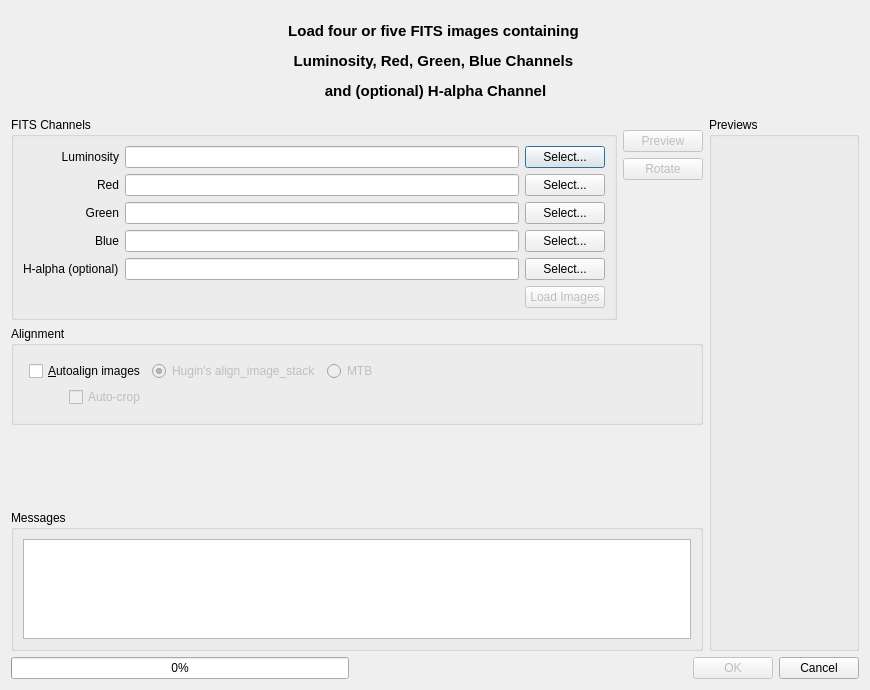
Before: the Qt Designer form src/UI/FitsImporter.ui in LuminanceHDR/LuminanceHDR, drawn with Qt 5.
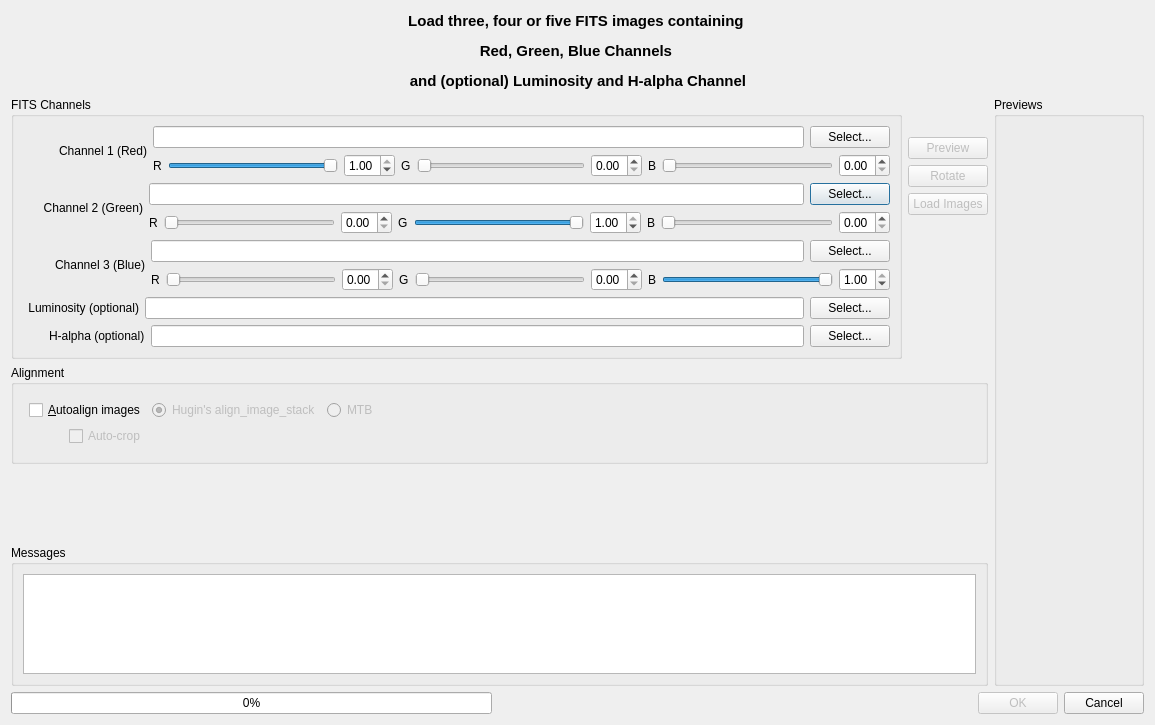
After: the same form once the commit is applied. Icons and pictures are not drawn.

Commit message: [FITS]: Mix channels

What changed in the file:
```diff
--- a/src/UI/FitsImporter.ui
+++ b/src/UI/FitsImporter.ui
@@ -6,8 +6,8 @@
    <rect>
     <x>0</x>
     <y>0</y>
-    <width>870</width>
-    <height>690</height>
+    <width>1155</width>
+    <height>725</height>
    </rect>
   </property>
   <property name="sizePolicy">
@@ -31,10 +31,8 @@
   <property name="windowTitle">
    <string>FITS Importer</string>
   </property>
-  <layout class="QGridLayout" name="gridLayout_5">
+  <layout class="QGridLayout" name="gridLayout_6">
    <item row="0" column="0">
-    <layout class="QVBoxLayout" name="verticalLayout_4">
-     <item>
       <layout class="QHBoxLayout" name="horizontalLayout_6">
        <item>
         <widget class="QLabel" name="label_6">
@@ -46,14 +44,14 @@
          </property>
          <property name="minimumSize">
           <size>
-           <width>100</width>
-           <height>100</height>
+         <width>80</width>
+         <height>80</height>
           </size>
          </property>
          <property name="maximumSize">
           <size>
-           <width>100</width>
-           <height>100</height>
+         <width>80</width>
+         <height>80</height>
           </size>
          </property>
          <property name="text">
@@ -83,7 +81,7 @@
        <item>
         <widget class="QLabel" name="label_4">
          <property name="text">
-          <string>&lt;html&gt;&lt;head/&gt;&lt;body&gt;&lt;p align=&quot;center&quot;&gt;&lt;span style=&quot; font-size:11pt; font-weight:600;&quot;&gt;Load four or five FITS images containing &lt;/span&gt;&lt;/p&gt;&lt;p align=&quot;center&quot;&gt;&lt;span style=&quot; font-size:11pt; font-weight:600;&quot;&gt;Luminosity, Red, Green, Blue Channels &lt;/span&gt;&lt;/p&gt;&lt;p align=&quot;center&quot;&gt;&lt;span style=&quot; font-size:11pt; font-weight:600;&quot;&gt;and (optional) H-alpha Channel&lt;/span&gt;&lt;/p&gt;&lt;/body&gt;&lt;/html&gt;</string>
+        <string>&lt;html&gt;&lt;head/&gt;&lt;body&gt;&lt;p align=&quot;center&quot;&gt;&lt;span style=&quot; font-size:11pt; font-weight:600;&quot;&gt;Load three, four or five FITS images containing &lt;/span&gt;&lt;/p&gt;&lt;p align=&quot;center&quot;&gt;&lt;span style=&quot; font-size:11pt; font-weight:600;&quot;&gt;Red, Green, Blue Channels &lt;/span&gt;&lt;/p&gt;&lt;p align=&quot;center&quot;&gt;&lt;span style=&quot; font-size:11pt; font-weight:600;&quot;&gt;and (optional) Luminosity and H-alpha Channel&lt;/span&gt;&lt;/p&gt;&lt;/body&gt;&lt;/html&gt;</string>
          </property>
         </widget>
        </item>
@@ -104,14 +102,14 @@
         <widget class="QLabel" name="label_7">
          <property name="minimumSize">
           <size>
-           <width>100</width>
-           <height>100</height>
+         <width>80</width>
+         <height>80</height>
           </size>
          </property>
          <property name="maximumSize">
           <size>
-           <width>100</width>
-           <height>100</height>
+         <width>80</width>
+         <height>80</height>
           </size>
          </property>
          <property name="text">
@@ -127,107 +125,47 @@
        </item>
       </layout>
      </item>
+   <item row="1" column="0">
+    <layout class="QHBoxLayout" name="horizontalLayout_30">
      <item>
-      <layout class="QHBoxLayout" name="horizontalLayout_11">
+      <layout class="QVBoxLayout" name="verticalLayout">
        <item>
-        <layout class="QVBoxLayout" name="verticalLayout_3">
-         <item>
-          <layout class="QHBoxLayout" name="horizontalLayout_9">
+        <layout class="QHBoxLayout" name="horizontalLayout_29">
            <item>
             <widget class="QGroupBox" name="grpFitsFiles">
              <property name="title">
               <string>FITS Channels</string>
              </property>
+           <layout class="QGridLayout" name="gridLayout_4">
+            <item row="0" column="0">
              <layout class="QGridLayout" name="gridLayout">
-              <item row="1" column="0" rowspan="2">
-               <layout class="QVBoxLayout" name="verticalLayout_7">
+              <item row="2" column="0">
+               <layout class="QHBoxLayout" name="horizontalLayout_23">
                 <item>
-                 <layout class="QHBoxLayout" name="horizontalLayout_8">
-                  <item>
-                   <layout class="QVBoxLayout" name="verticalLayout">
-                    <item>
-                     <widget class="QLabel" name="label_5">
-                      <property name="text">
-                       <string>&lt;html&gt;&lt;head/&gt;&lt;body&gt;&lt;p align=&quot;right&quot;&gt;Luminosity&lt;/p&gt;&lt;/body&gt;&lt;/html&gt;</string>
-                      </property>
-                     </widget>
-                    </item>
-                    <item>
-                     <widget class="QLabel" name="label">
-                      <property name="text">
-                       <string>&lt;html&gt;&lt;head/&gt;&lt;body&gt;&lt;p align=&quot;right&quot;&gt;Red&lt;/p&gt;&lt;/body&gt;&lt;/html&gt;</string>
-                      </property>
-                     </widget>
+                 <spacer name="horizontalSpacer_8">
+                  <property name="orientation">
+                   <enum>Qt::Horizontal</enum>
+                  </property>
+                  <property name="sizeType">
+                   <enum>QSizePolicy::Fixed</enum>
+                  </property>
+                  <property name="sizeHint" stdset="0">
+                   <size>
+                    <width>20</width>
+                    <height>20</height>
+                   </size>
+                  </property>
+                 </spacer>
                     </item>
                     <item>
                      <widget class="QLabel" name="label_2">
                       <property name="text">
-                       <string>&lt;html&gt;&lt;head/&gt;&lt;body&gt;&lt;p align=&quot;right&quot;&gt;Green&lt;/p&gt;&lt;/body&gt;&lt;/html&gt;</string>
-                      </property>
-                     </widget>
-                    </item>
-                    <item>
-                     <widget class="QLabel" name="label_3">
-                      <property name="text">
-                       <string>&lt;html&gt;&lt;head/&gt;&lt;body&gt;&lt;p align=&quot;right&quot;&gt;Blue&lt;/p&gt;&lt;/body&gt;&lt;/html&gt;</string>
-                      </property>
-                     </widget>
-                    </item>
-                    <item>
-                     <widget class="QLabel" name="label_8">
-                      <property name="text">
-                       <string>H-alpha (optional)</string>
-                      </property>
-                     </widget>
-                    </item>
-                   </layout>
+                   <string>&lt;html&gt;&lt;head/&gt;&lt;body&gt;&lt;p align=&quot;right&quot;&gt;Channel 2 (Green)&lt;/p&gt;&lt;/body&gt;&lt;/html&gt;</string>
+                  </property>
+                 </widget>
                   </item>
                   <item>
                    <layout class="QVBoxLayout" name="verticalLayout_2">
-                    <item>
-                     <layout class="QHBoxLayout" name="horizontalLayout_5">
-                      <item>
-                       <widget class="QLineEdit" name="lineEditLuminosity">
-                        <property name="readOnly">
-                         <bool>true</bool>
-                        </property>
-                       </widget>
-                      </item>
-                      <item>
-                       <widget class="QPushButton" name="pushButtonLuminosity">
-                        <property name="text">
-                         <string>Select...</string>
-                        </property>
-                        <property name="icon">
-                         <iconset resource="../../icons.qrc">
-                          <normaloff>:/new/prefix1/images/fileopen.png</normaloff>:/new/prefix1/images/fileopen.png</iconset>
-                        </property>
-                       </widget>
-                      </item>
-                     </layout>
-                    </item>
-                    <item>
-                     <layout class="QHBoxLayout" name="horizontalLayout_3">
-                      <item>
-                       <widget class="QLineEdit" name="lineEditRed">
-                        <property name="readOnly">
-                         <bool>true</bool>
-                        </property>
-                       </widget>
-                      </item>
-                      <item>
-                       <widget class="QPushButton" name="pushButtonRed">
-                        <property name="text">
-                         <string>Select...</string>
-                        </property>
-                        <property name="icon">
-                         <iconset resource="../../icons.qrc">
-                          <normaloff>:/new/prefix1/images/fileopen.png</normaloff>:/new/prefix1/images/fileopen.png</iconset>
-                        </property>
-                       </widget>
-                      </item>
-                     </layout>
-                    </item>
                     <item>
                      <layout class="QHBoxLayout" name="horizontalLayout_2">
                       <item>
@@ -251,6 +189,140 @@
                      </layout>
                     </item>
                     <item>
+                   <layout class="QHBoxLayout" name="horizontalLayout_13">
+                    <item>
+                     <layout class="QHBoxLayout" name="horizontalLayout_14">
+                      <item>
+                       <widget class="QLabel" name="label_12">
+                        <property name="text">
+                         <string>R</string>
+                        </property>
+                       </widget>
+                      </item>
+                      <item>
+                       <widget class="QSlider" name="hsGreenRed">
+                        <property name="maximum">
+                         <number>10000</number>
+                        </property>
+                        <property name="orientation">
+                         <enum>Qt::Horizontal</enum>
+                        </property>
+                       </widget>
+                      </item>
+                      <item>
+                       <widget class="QDoubleSpinBox" name="dsbGreenRed">
+                        <property name="maximum">
+                         <double>1.000000000000000</double>
+                        </property>
+                        <property name="singleStep">
+                         <double>0.010000000000000</double>
+                        </property>
+                       </widget>
+                      </item>
+                     </layout>
+                    </item>
+                    <item>
+                     <layout class="QHBoxLayout" name="horizontalLayout_15">
+                      <item>
+                       <widget class="QLabel" name="label_13">
+                        <property name="text">
+                         <string>G</string>
+                        </property>
+                       </widget>
+                      </item>
+                      <item>
+                       <widget class="QSlider" name="hsGreenGreen">
+                        <property name="maximum">
+                         <number>10000</number>
+                        </property>
+                        <property name="value">
+                         <number>10000</number>
+                        </property>
+                        <property name="orientation">
+                         <enum>Qt::Horizontal</enum>
+                        </property>
+                       </widget>
+                      </item>
+                      <item>
+                       <widget class="QDoubleSpinBox" name="dsbGreenGreen">
+                        <property name="maximum">
+                         <double>1.000000000000000</double>
+                        </property>
+                        <property name="singleStep">
+                         <double>0.010000000000000</double>
+                        </property>
+                        <property name="value">
+                         <double>1.000000000000000</double>
+                        </property>
+                       </widget>
+                      </item>
+                     </layout>
+                    </item>
+                    <item>
+                     <layout class="QHBoxLayout" name="horizontalLayout_16">
+                      <item>
+                       <widget class="QLabel" name="label_14">
+                        <property name="text">
+                         <string>B</string>
+                        </property>
+                       </widget>
+                      </item>
+                      <item>
+                       <widget class="QSlider" name="hsGreenBlue">
+                        <property name="maximum">
+                         <number>10000</number>
+                        </property>
+                        <property name="orientation">
+                         <enum>Qt::Horizontal</enum>
+                        </property>
+                       </widget>
+                      </item>
+                      <item>
+                       <widget class="QDoubleSpinBox" name="dsbGreenBlue">
+                        <property name="maximum">
+                         <double>1.000000000000000</double>
+                        </property>
+                        <property name="singleStep">
+                         <double>0.010000000000000</double>
+                        </property>
+                       </widget>
+                      </item>
+                     </layout>
+                    </item>
+                   </layout>
+                  </item>
+                 </layout>
+                </item>
+               </layout>
+              </item>
+              <item row="3" column="0">
+               <layout class="QHBoxLayout" name="horizontalLayout_24">
+                <item>
+                 <spacer name="horizontalSpacer_9">
+                  <property name="orientation">
+                   <enum>Qt::Horizontal</enum>
+                  </property>
+                  <property name="sizeType">
+                   <enum>QSizePolicy::Fixed</enum>
+                  </property>
+                  <property name="sizeHint" stdset="0">
+                   <size>
+                    <width>32</width>
+                    <height>20</height>
+                   </size>
+                  </property>
+                 </spacer>
+                </item>
+                <item>
+                 <widget class="QLabel" name="label_3">
+                  <property name="text">
+                   <string>&lt;html&gt;&lt;head/&gt;&lt;body&gt;&lt;p align=&quot;right&quot;&gt;Channel 3 (Blue)&lt;/p&gt;&lt;/body&gt;&lt;/html&gt;</string>
+                  </property>
+                 </widget>
+                </item>
+                <item>
+                 <layout class="QVBoxLayout" name="verticalLayout_4">
+                  <item>
                      <layout class="QHBoxLayout" name="horizontalLayout">
                       <item>
                        <widget class="QLineEdit" name="lineEditBlue">
@@ -273,6 +345,138 @@
                      </layout>
                     </item>
                     <item>
+                   <layout class="QHBoxLayout" name="horizontalLayout_17">
+                    <item>
+                     <layout class="QHBoxLayout" name="horizontalLayout_18">
+                      <item>
+                       <widget class="QLabel" name="label_15">
+                        <property name="text">
+                         <string>R</string>
+                        </property>
+                       </widget>
+                      </item>
+                      <item>
+                       <widget class="QSlider" name="hsBlueRed">
+                        <property name="maximum">
+                         <number>10000</number>
+                        </property>
+                        <property name="orientation">
+                         <enum>Qt::Horizontal</enum>
+                        </property>
+                       </widget>
+                      </item>
+                      <item>
+                       <widget class="QDoubleSpinBox" name="dsbBlueRed">
+                        <property name="maximum">
+                         <double>1.000000000000000</double>
+                        </property>
+                        <property name="singleStep">
+                         <double>0.010000000000000</double>
+                        </property>
+                       </widget>
+                      </item>
+                     </layout>
+                    </item>
+                    <item>
+                     <layout class="QHBoxLayout" name="horizontalLayout_19">
+                      <item>
+                       <widget class="QLabel" name="label_16">
+                        <property name="text">
+                         <string>G</string>
+                        </property>
+                       </widget>
+                      </item>
+                      <item>
+                       <widget class="QSlider" name="hsBlueGreen">
+                        <property name="maximum">
+                         <number>10000</number>
+                        </property>
+                        <property name="orientation">
+                         <enum>Qt::Horizontal</enum>
+                        </property>
+                       </widget>
+                      </item>
+                      <item>
+                       <widget class="QDoubleSpinBox" name="dsbBlueGreen">
+                        <property name="maximum">
+                         <double>1.000000000000000</double>
+                        </property>
+                        <property name="singleStep">
+                         <double>0.010000000000000</double>
+                        </property>
+                       </widget>
+                      </item>
+                     </layout>
+                    </item>
+                    <item>
+                     <layout class="QHBoxLayout" name="horizontalLayout_20">
+                      <item>
+                       <widget class="QLabel" name="label_17">
+                        <property name="text">
+                         <string>B</string>
+                        </property>
+                       </widget>
+                      </item>
+                      <item>
+                       <widget class="QSlider" name="hsBlueBlue">
+                        <property name="maximum">
+                         <number>10000</number>
+                        </property>
+                        <property name="value">
+                         <number>10000</number>
+                        </property>
+                        <property name="orientation">
+                         <enum>Qt::Horizontal</enum>
+                        </property>
+                       </widget>
+                      </item>
+                      <item>
+                       <widget class="QDoubleSpinBox" name="dsbBlueBlue">
+                        <property name="maximum">
+                         <double>1.000000000000000</double>
+                        </property>
+                        <property name="singleStep">
+                         <double>0.010000000000000</double>
+                        </property>
+                        <property name="value">
+                         <double>1.000000000000000</double>
+                        </property>
+                       </widget>
+                      </item>
+                     </layout>
+                    </item>
+                   </layout>
+                  </item>
+                 </layout>
+                </item>
+               </layout>
+              </item>
+              <item row="5" column="0">
+               <layout class="QHBoxLayout" name="horizontalLayout_25">
+                <item>
+                 <spacer name="horizontalSpacer_11">
+                  <property name="orientation">
+                   <enum>Qt::Horizontal</enum>
+                  </property>
+                  <property name="sizeType">
+                   <enum>QSizePolicy::Fixed</enum>
+                  </property>
+                  <property name="sizeHint" stdset="0">
+                   <size>
+                    <width>26</width>
+                    <height>20</height>
+                   </size>
+                  </property>
+                 </spacer>
+                </item>
+                <item>
+                 <widget class="QLabel" name="label_8">
+                  <property name="text">
+                   <string>H-alpha (optional)</string>
+                  </property>
+                 </widget>
+                </item>
+                <item>
                      <layout class="QHBoxLayout" name="horizontalLayout_7">
                       <item>
                        <widget class="QLineEdit" name="lineEditH">
@@ -296,30 +500,200 @@
                     </item>
                    </layout>
                   </item>
+              <item row="1" column="0">
+               <layout class="QHBoxLayout" name="horizontalLayout_22">
+                <item>
+                 <spacer name="horizontalSpacer_5">
+                  <property name="orientation">
+                   <enum>Qt::Horizontal</enum>
+                  </property>
+                  <property name="sizeType">
+                   <enum>QSizePolicy::Fixed</enum>
+                  </property>
+                  <property name="sizeHint" stdset="0">
+                   <size>
+                    <width>36</width>
+                    <height>20</height>
+                   </size>
+                  </property>
+                 </spacer>
+                </item>
+                <item>
+                 <widget class="QLabel" name="label">
+                  <property name="text">
+                   <string>&lt;html&gt;&lt;head/&gt;&lt;body&gt;&lt;p align=&quot;right&quot;&gt;Channel 1 (Red)&lt;/p&gt;&lt;/body&gt;&lt;/html&gt;</string>
+                  </property>
+                 </widget>
+                </item>
+                <item>
+                 <layout class="QVBoxLayout" name="verticalLayout_3">
+                  <item>
+                   <layout class="QHBoxLayout" name="horizontalLayout_3">
+                    <item>
+                     <widget class="QLineEdit" name="lineEditRed">
+                      <property name="readOnly">
+                       <bool>true</bool>
+                      </property>
+                     </widget>
+                    </item>
+                    <item>
+                     <widget class="QPushButton" name="pushButtonRed">
+                      <property name="text">
+                       <string>Select...</string>
+                      </property>
+                      <property name="icon">
+                       <iconset resource="../../icons.qrc">
+                        <normaloff>:/new/prefix1/images/fileopen.png</normaloff>:/new/prefix1/images/fileopen.png</iconset>
+                      </property>
+                     </widget>
+                    </item>
                  </layout>
                 </item>
                 <item>
-                 <layout class="QHBoxLayout" name="horizontalLayout_10">
+                   <layout class="QHBoxLayout" name="horizontalLayout_12">
                   <item>
-                   <spacer name="horizontalSpacer_2">
+                     <layout class="QHBoxLayout" name="horizontalLayout_8">
+                      <item>
+                       <widget class="QLabel" name="label_9">
+                        <property name="text">
+                         <string>R</string>
+                        </property>
+                       </widget>
+                      </item>
+                      <item>
+                       <widget class="QSlider" name="hsRedRed">
+                        <property name="maximum">
+                         <number>10000</number>
+                        </property>
+                        <property name="value">
+                         <number>10000</number>
+                        </property>
                     <property name="orientation">
                      <enum>Qt::Horizontal</enum>
                     </property>
+                       </widget>
+                      </item>
+                      <item>
+                       <widget class="QDoubleSpinBox" name="dsbRedRed">
+                        <property name="maximum">
+                         <double>1.000000000000000</double>
+                        </property>
+                        <property name="singleStep">
+                         <double>0.010000000000000</double>
+                        </property>
+                        <property name="value">
+                         <double>1.000000000000000</double>
+                        </property>
+                       </widget>
+                      </item>
+                     </layout>
+                    </item>
+                    <item>
+                     <layout class="QHBoxLayout" name="horizontalLayout_9">
+                      <item>
+                       <widget class="QLabel" name="label_10">
+                        <property name="text">
+                         <string>G</string>
+                        </property>
+                       </widget>
+                      </item>
+                      <item>
+                       <widget class="QSlider" name="hsRedGreen">
+                        <property name="maximum">
+                         <number>10000</number>
+                        </property>
+                        <property name="orientation">
+                         <enum>Qt::Horizontal</enum>
+                        </property>
+                       </widget>
+                      </item>
+                      <item>
+                       <widget class="QDoubleSpinBox" name="dsbRedGreen">
+                        <property name="maximum">
+                         <double>1.000000000000000</double>
+                        </property>
+                        <property name="singleStep">
+                         <double>0.010000000000000</double>
+                        </property>
+                       </widget>
+                      </item>
+                     </layout>
+                    </item>
+                    <item>
+                     <layout class="QHBoxLayout" name="horizontalLayout_11">
+                      <item>
+                       <widget class="QLabel" name="label_11">
+                        <property name="text">
+                         <string>B</string>
+                        </property>
+                       </widget>
+                      </item>
+                      <item>
+                       <widget class="QSlider" name="hsRedBlue">
+                        <property name="maximum">
+                         <number>10000</number>
+                        </property>
+                        <property name="orientation">
+                         <enum>Qt::Horizontal</enum>
+                        </property>
+                       </widget>
+                      </item>
+                      <item>
+                       <widget class="QDoubleSpinBox" name="dsbRedBlue">
+                        <property name="maximum">
+                         <double>1.000000000000000</double>
+                        </property>
+                        <property name="singleStep">
+                         <double>0.010000000000000</double>
+                        </property>
+                       </widget>
+                      </item>
+                     </layout>
+                    </item>
+                   </layout>
+                  </item>
+                 </layout>
+                </item>
+               </layout>
+              </item>
+              <item row="4" column="0">
+               <layout class="QHBoxLayout" name="horizontalLayout_21">
+                <item>
+                 <spacer name="horizontalSpacer_10">
+                  <property name="orientation">
+                   <enum>Qt::Horizontal</enum>
+                  </property>
+                  <property name="sizeType">
+                   <enum>QSizePolicy::Fixed</enum>
+                  </property>
                     <property name="sizeHint" stdset="0">
                      <size>
-                      <width>40</width>
+                    <width>5</width>
                       <height>20</height>
                      </size>
                     </property>
                    </spacer>
                   </item>
                   <item>
-                   <widget class="QPushButton" name="pushButtonLoad">
-                    <property name="enabled">
-                     <bool>false</bool>
-                    </property>
+                 <widget class="QLabel" name="label_5">
+                  <property name="text">
+                   <string>&lt;html&gt;&lt;head/&gt;&lt;body&gt;&lt;p align=&quot;right&quot;&gt;Luminosity (optional)&lt;/p&gt;&lt;/body&gt;&lt;/html&gt;</string>
+                  </property>
+                 </widget>
+                </item>
+                <item>
+                 <layout class="QHBoxLayout" name="horizontalLayout_5">
+                  <item>
+                   <widget class="QLineEdit" name="lineEditLuminosity">
+                    <property name="readOnly">
+                     <bool>true</bool>
+                    </property>
+                   </widget>
+                  </item>
+                  <item>
+                   <widget class="QPushButton" name="pushButtonLuminosity">
                     <property name="text">
-                     <string>Load Images</string>
+                     <string>Select...</string>
                     </property>
                    </widget>
                   </item>
@@ -328,18 +702,18 @@
                </layout>
               </item>
              </layout>
+            </item>
+           </layout>
+           <zorder></zorder>
             </widget>
            </item>
            <item>
-            <layout class="QGridLayout" name="gridLayout_4">
-             <item row="0" column="1">
-              <spacer name="verticalSpacer_3">
+          <layout class="QGridLayout" name="gridLayout_5">
+           <item row="4" column="0">
+            <spacer name="verticalSpacer">
                <property name="orientation">
                 <enum>Qt::Vertical</enum>
                </property>
-               <property name="sizeType">
-                <enum>QSizePolicy::Fixed</enum>
-               </property>
                <property name="sizeHint" stdset="0">
                 <size>
                  <width>13</width>
@@ -348,7 +722,24 @@
                </property>
               </spacer>
              </item>
-             <item row="1" column="0" colspan="2">
+           <item row="2" column="0">
+            <widget class="QPushButton" name="pushButtonClockwise">
+             <property name="enabled">
+              <bool>false</bool>
+             </property>
+             <property name="toolTip">
+              <string>&lt;html&gt;&lt;head/&gt;&lt;body&gt;&lt;p&gt;Rotate selected image 180°&lt;/p&gt;&lt;/body&gt;&lt;/html&gt;</string>
+             </property>
+             <property name="text">
+              <string>Rotate</string>
+             </property>
+             <property name="icon">
+              <iconset resource="../../icons.qrc">
+               <normaloff>:/new/prefix1/images/rotate_right.png</normaloff>:/new/prefix1/images/rotate_right.png</iconset>
+             </property>
+            </widget>
+           </item>
+           <item row="1" column="0">
               <widget class="QPushButton" name="pushButtonPreview">
                <property name="enabled">
                 <bool>false</bool>
@@ -374,36 +765,32 @@
                </property>
               </widget>
              </item>
-             <item row="2" column="0" colspan="2">
-              <widget class="QPushButton" name="pushButtonClockwise">
-               <property name="enabled">
-                <bool>false</bool>
-               </property>
-               <property name="toolTip">
-                <string>&lt;html&gt;&lt;head/&gt;&lt;body&gt;&lt;p&gt;Rotate selected image 180°&lt;/p&gt;&lt;/body&gt;&lt;/html&gt;</string>
-               </property>
-               <property name="text">
-                <string>Rotate</string>
-               </property>
-               <property name="icon">
-                <iconset resource="../../icons.qrc">
-                 <normaloff>:/new/prefix1/images/rotate_right.png</normaloff>:/new/prefix1/images/rotate_right.png</iconset>
-               </property>
-              </widget>
-             </item>
-             <item row="3" column="0">
-              <spacer name="verticalSpacer">
+           <item row="0" column="0">
+            <spacer name="verticalSpacer_2">
                <property name="orientation">
                 <enum>Qt::Vertical</enum>
                </property>
+             <property name="sizeType">
+              <enum>QSizePolicy::Minimum</enum>
+             </property>
                <property name="sizeHint" stdset="0">
                 <size>
-                 <width>13</width>
-                 <height>13</height>
+               <width>20</width>
+               <height>40</height>
                 </size>
                </property>
               </spacer>
              </item>
+           <item row="3" column="0">
+            <widget class="QPushButton" name="pushButtonLoad">
+             <property name="enabled">
+              <bool>false</bool>
+             </property>
+             <property name="text">
+              <string>Load Images</string>
+             </property>
+            </widget>
+           </item>
             </layout>
            </item>
           </layout>
@@ -512,17 +899,14 @@
           </widget>
          </item>
          <item>
-          <spacer name="verticalSpacer_2">
+        <spacer name="verticalSpacer_3">
            <property name="orientation">
             <enum>Qt::Vertical</enum>
            </property>
-           <property name="sizeType">
-            <enum>QSizePolicy::MinimumExpanding</enum>
-           </property>
            <property name="sizeHint" stdset="0">
             <size>
-             <width>13</width>
-             <height>13</height>
+           <width>20</width>
+           <height>40</height>
             </size>
            </property>
           </spacer>
@@ -560,7 +944,7 @@
        <item>
         <widget class="QGroupBox" name="grpPreviews">
          <property name="sizePolicy">
-          <sizepolicy hsizetype="Fixed" vsizetype="MinimumExpanding">
+        <sizepolicy hsizetype="Fixed" vsizetype="Preferred">
            <horstretch>0</horstretch>
            <verstretch>0</verstretch>
           </sizepolicy>
@@ -574,7 +958,7 @@
          <property name="maximumSize">
           <size>
            <width>150</width>
-           <height>540</height>
+         <height>16777215</height>
           </size>
          </property>
          <property name="title">
@@ -592,7 +976,7 @@
        </item>
       </layout>
      </item>
-     <item>
+   <item row="2" column="0">
       <layout class="QHBoxLayout" name="horizontalLayout_4">
        <item>
         <widget class="QProgressBar" name="progressBar">
@@ -634,8 +1018,6 @@
       </layout>
      </item>
     </layout>
-   </item>
-  </layout>
  </widget>
  <tabstops>
   <tabstop>lineEditLuminosity</tabstop>
```
Left out of the diff: 51 changed lines with no effect on the pictures. Lines whose indentation alone changed are shown as unchanged. The commit also changes 4 other files.
